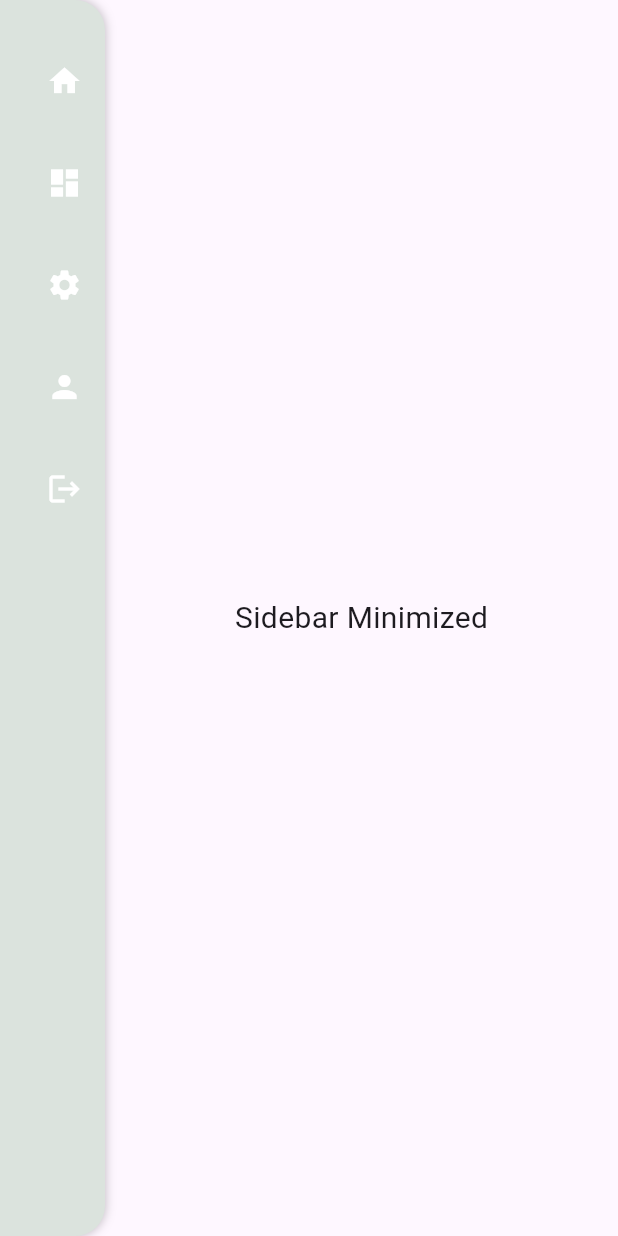
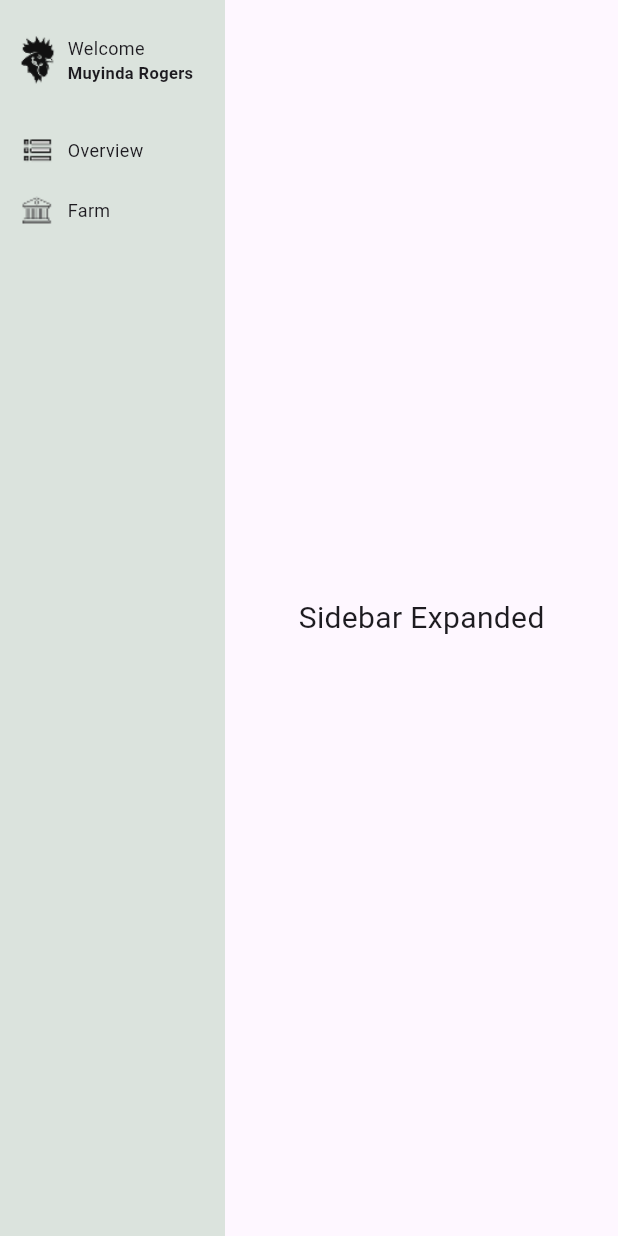
Before and after one commit to Moverr/cooply, a Flutter app: the Dashboard screen opened directly, on a phone screen of 412 x 824 dp. Run offline on Flutter 3.47's test engine with Material 3 defaults, Android fonts, the phone set to English and light mode, and no system bars.

Commit message:
Dashboard Overview

```diff
--- a/lib/screens/dashboard/dashboard_screen.dart
+++ b/lib/screens/dashboard/dashboard_screen.dart
@@ -7,7 +7,7 @@ class Dashboard extends StatefulWidget {
 }
 
 class _DashboardState extends State<Dashboard> {
-  bool isExpanded = false;
+  bool isExpanded = true;
 
   @override
   Widget build(BuildContext context) {
@@ -24,28 +24,79 @@ class _DashboardState extends State<Dashboard> {
         ),
       ),
       */
-      body: Row(
+      body: Center(
+        child: Row(
           children: [
-          // Sidebar
             AnimatedContainer(
               duration: const Duration(milliseconds: 300),
-            width: isExpanded ? 200 : 70,
+              width: isExpanded ? 150 : 50,
               decoration: const BoxDecoration(
                 color: Color(0XFFDBE3DD),
-              boxShadow: [BoxShadow(color: Colors.black26, blurRadius: 5)],
-              borderRadius: const BorderRadius.only(
+                // boxShadow: [BoxShadow(color: Colors.black26, blurRadius: 0)],
+                /* borderRadius: const BorderRadius.only(
                 topRight: Radius.circular(20),  // Top-right corner
                 bottomRight: Radius.circular(20), // Bottom-right corner
               ),
+              */
               ),
+              clipBehavior: Clip.hardEdge,
               child: Column(
                 children: [
-                const SizedBox(height: 20),
-                _buildMenuItem(Icons.home, "Home"),
-                _buildMenuItem(Icons.dashboard, "Dashboard"),
-                _buildMenuItem(Icons.settings, "Settings"),
-                _buildMenuItem(Icons.person, "Profile"),
-                _buildMenuItem(Icons.logout, "Logout"),
+                  InkWell(
+                    onTap: () {
+                      setState(() {
+                        isExpanded = !isExpanded;
+                      });
+                    },
+                    child: Container(
+                      width:
+                          isExpanded ? 150 : 50, // Sidebar expands or collapses
+                      padding:
+                          EdgeInsets.symmetric(vertical: 20, horizontal: 5),
+                      alignment: Alignment.centerLeft,
+                      child: Row(
+                        mainAxisSize: MainAxisSize.max, // Prevents overflow
+                        crossAxisAlignment: CrossAxisAlignment.center,
+                        children: [
+                          Image.asset(
+                            "assets/chicken.png",
+                            height: 40,
+                            width: 40,
+                          ),
+                          if (isExpanded) ...[
+
+                            Expanded(
+                              // <-- FIX: Forces text to fit within available space
+                              child: Column(
+                                crossAxisAlignment: CrossAxisAlignment.start,
+                                children: [
+                                  Text(
+                                    "Welcome",
+                                    style: TextStyle(
+                                        fontSize: 12,
+                                        fontWeight: FontWeight.normal),
+                                    overflow: TextOverflow
+                                        .ellipsis, // Prevents text overflow
+                                    maxLines: 1,
+                                  ),
+                                  Text(
+                                    "Muyinda Rogers",
+                                    style: TextStyle(
+                                        fontSize: 11,
+                                        fontWeight: FontWeight.bold),
+                                    overflow: TextOverflow.ellipsis,
+                                    maxLines: 1,
+                                  ),
+                                ],
+                              ),
+                            ),
+                          ],
+                        ],
+                      ),
+                    ),
+                  ),
+                  _MenuItem("assets/overview.png", "Overview"),
+                  _MenuItem("assets/farm.png", "Farm"),
                 ],
               ),
             ),
@@ -61,14 +112,59 @@ class _DashboardState extends State<Dashboard> {
             ),
           ],
         ),
+      ),
+    );
+  }
+
+  InkWell _MenuItem(String asset, String title) {
+    return InkWell(
+      onTap: () {
+        setState(() {
+          isExpanded = !isExpanded;
+        });
+      },
+      child: Container(
+        width: isExpanded ? 150 : 50, // Sidebar expands or collapses
+        padding: EdgeInsets.symmetric(vertical: 0, horizontal: 5),
+        alignment: Alignment.centerLeft,
+        child: Row(
+          mainAxisSize: MainAxisSize.min, // Prevents overflow
+          crossAxisAlignment: CrossAxisAlignment.center,
+          children: [
+            Image.asset(
+              asset,
+              height: 40,
+              width: 40,
+            ),
+            if (isExpanded) ...[
+
+              Expanded(
+                // <-- FIX: Forces text to fit within available space
+                child: Column(
+                  crossAxisAlignment: CrossAxisAlignment.start,
+                  children: [
+                    Text(
+                      title,
+                      style: TextStyle(
+                          fontSize: 12, fontWeight: FontWeight.normal),
+                      overflow: TextOverflow.ellipsis, // Prevents text overflow
+                      maxLines: 1,
+                    ),
+                  ],
+                ),
+              ),
+            ],
+          ],
+        ),
+      ),
     );
   }
 
   Widget _buildMenuItem(IconData icon, String title) {
     return InkWell(
       onTap: () {},
-      child: Padding(
-        padding: const EdgeInsets.symmetric(vertical: 10, horizontal: 0),
+      child: Center(
+        // padding: const EdgeInsets.symmetric(vertical: 10, horizontal: 0),
         child: Row(
           mainAxisAlignment: MainAxisAlignment.center,
           children: [
--- a/pubspec.yaml
+++ b/pubspec.yaml
@@ -54,6 +54,10 @@ flutter:
     - assets/x.png
     - assets/facebook.png
     - assets/google.png
+    - assets/profile_icon.png
+    - assets/chicken.png
+    - assets/overview.png
+    - assets/farm.png
 
 
 
```
Also changed, not shown: assets/chicken.png (added), assets/farm.png (added), assets/overview.png (added), assets/profile_icon.png (added), lib/assets/profile_icon.png (added), 1 other file. Lines whose indentation alone changed are shown as unchanged.
